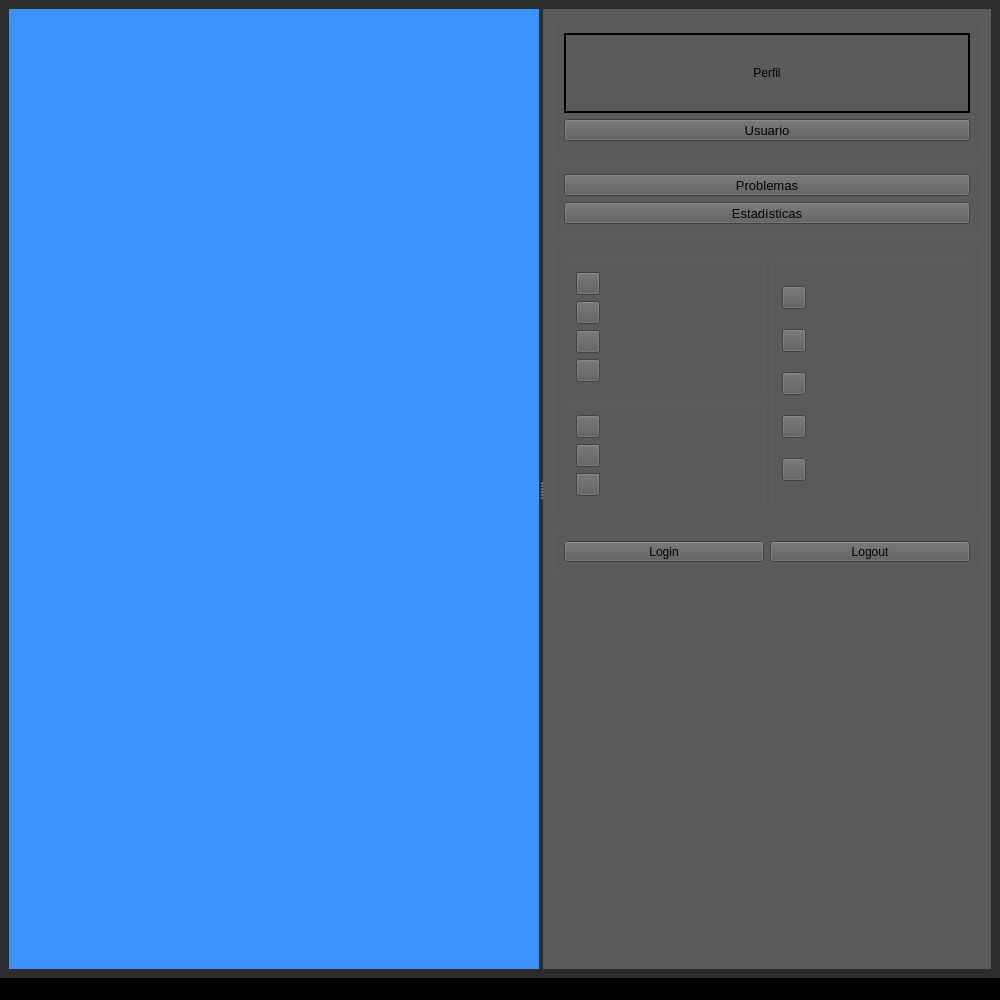
Above: Trabajo/mainwindow.ui from KaiacUPV/PROYECTO-IHM before the change. Below: the same form after it.
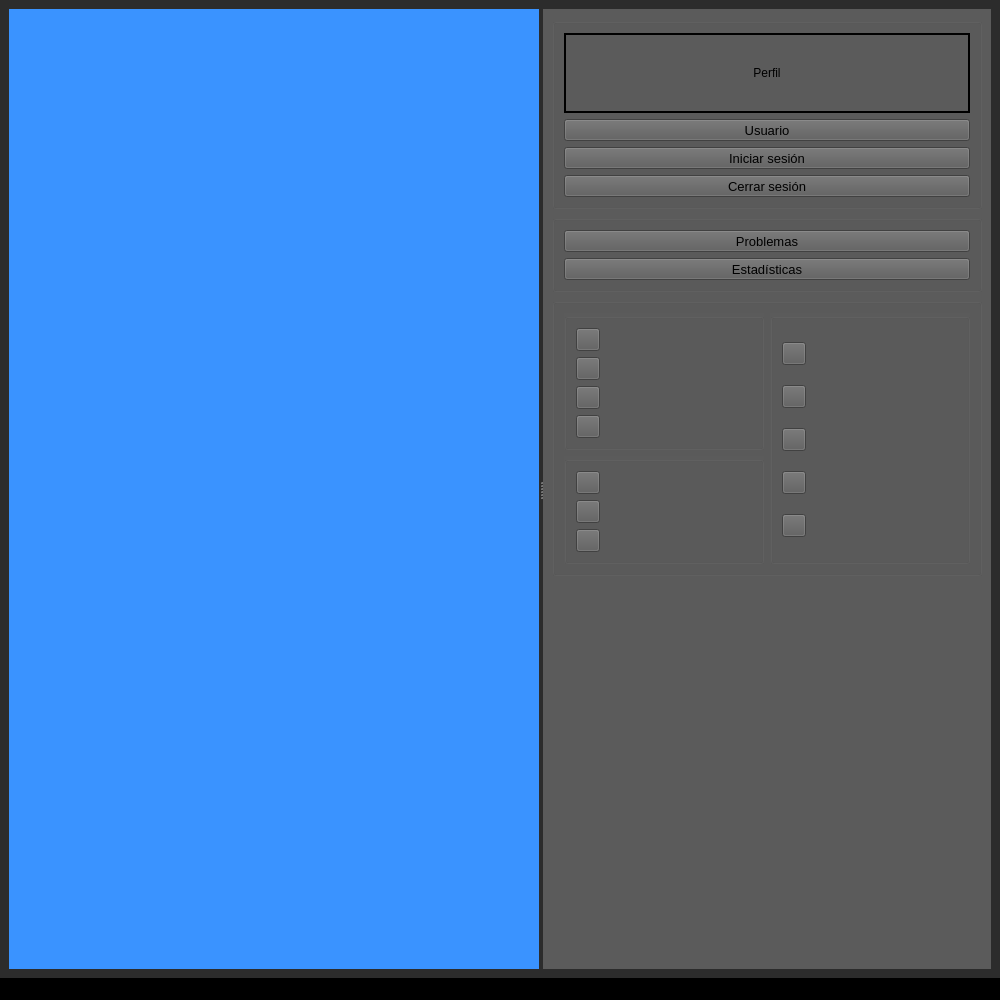
That is the form after the change. The open tabs and pages were chosen to show the change.

```diff
--- a/Trabajo/mainwindow.ui
+++ b/Trabajo/mainwindow.ui
@@ -104,47 +104,6 @@
           </property>
           <widget class="QWidget" name="page">
            <layout class="QGridLayout" name="gridLayout_6">
-            <item row="3" column="0">
-             <widget class="QGroupBox" name="Sesions">
-              <property name="sizePolicy">
-               <sizepolicy hsizetype="Minimum" vsizetype="Preferred">
-                <horstretch>0</horstretch>
-                <verstretch>0</verstretch>
-               </sizepolicy>
-              </property>
-              <property name="title">
-               <string/>
-              </property>
-              <layout class="QHBoxLayout" name="horizontalLayout_3">
-               <item>
-                <widget class="QToolButton" name="btnlogin">
-                 <property name="sizePolicy">
-                  <sizepolicy hsizetype="Minimum" vsizetype="Fixed">
-                   <horstretch>0</horstretch>
-                   <verstretch>0</verstretch>
-                  </sizepolicy>
-                 </property>
-                 <property name="text">
-                  <string>Login</string>
-                 </property>
-                </widget>
-               </item>
-               <item>
-                <widget class="QToolButton" name="btnlogout">
-                 <property name="sizePolicy">
-                  <sizepolicy hsizetype="Minimum" vsizetype="Fixed">
-                   <horstretch>0</horstretch>
-                   <verstretch>0</verstretch>
-                  </sizepolicy>
-                 </property>
-                 <property name="text">
-                  <string>Logout</string>
-                 </property>
-                </widget>
-               </item>
-              </layout>
-             </widget>
-            </item>
             <item row="2" column="0">
              <widget class="QGroupBox" name="groupTools&#10;">
               <property name="sizePolicy">
@@ -579,6 +538,32 @@
                  </property>
                 </widget>
                </item>
+               <item row="3" column="0">
+                <widget class="QToolButton" name="btnlogin">
+                 <property name="sizePolicy">
+                  <sizepolicy hsizetype="Minimum" vsizetype="Fixed">
+                   <horstretch>0</horstretch>
+                   <verstretch>0</verstretch>
+                  </sizepolicy>
+                 </property>
+                 <property name="text">
+                  <string>Iniciar sesión</string>
+                 </property>
+                </widget>
+               </item>
+               <item row="4" column="0">
+                <widget class="QToolButton" name="btnlogout">
+                 <property name="sizePolicy">
+                  <sizepolicy hsizetype="Minimum" vsizetype="Fixed">
+                   <horstretch>0</horstretch>
+                   <verstretch>0</verstretch>
+                  </sizepolicy>
+                 </property>
+                 <property name="text">
+                  <string>Cerrar sesión</string>
+                 </property>
+                </widget>
+               </item>
               </layout>
              </widget>
             </item>
```
Left out of the diff: 6 changed lines with no effect on the pictures.
